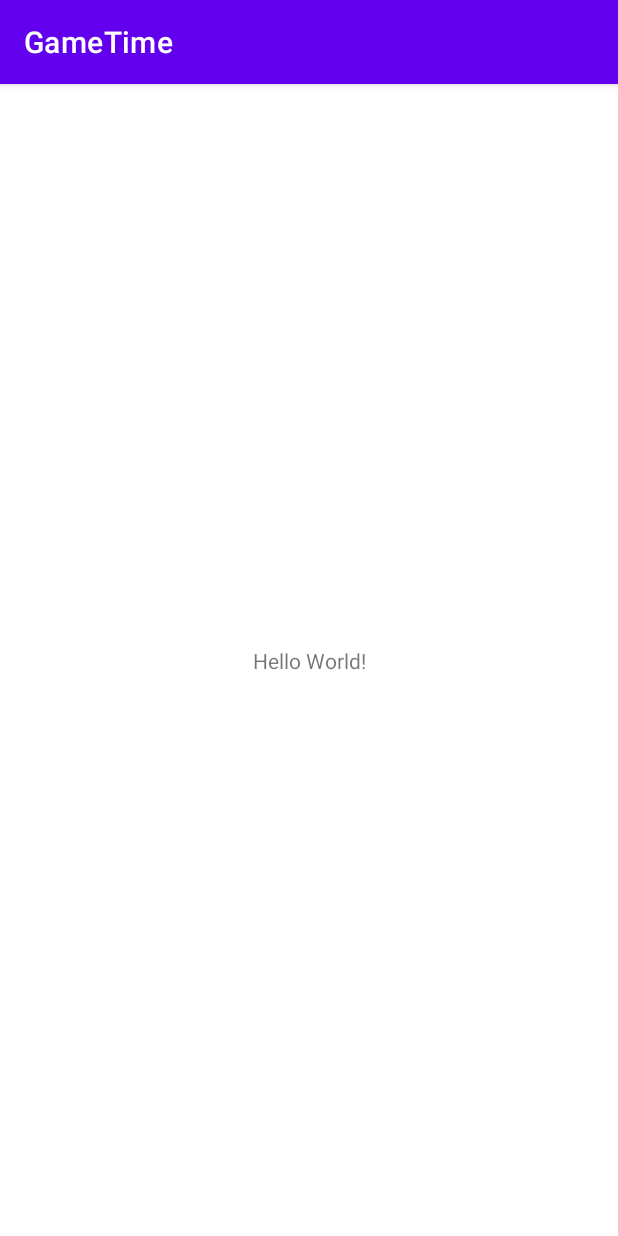
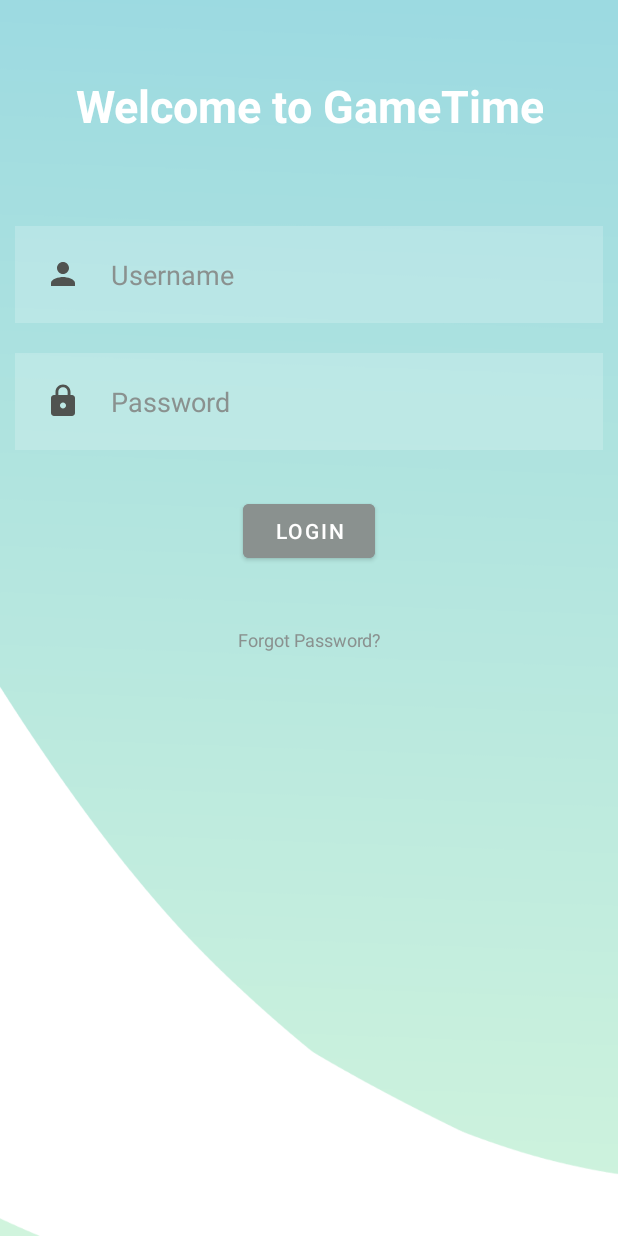
Before and after one commit to CodeMakesMeHowell/GameTime, an Android app: the screen it shows after launch (MainActivity), on a phone screen of 412 x 824 dp. Run offline under Robolectric (Android 15) with nearby library versions, the phone set to English and light mode, and no system bars.

Commit message:
Added layout for login page -Anna

```diff
--- a/app/src/main/java/com/example/gametime/MainActivity.java
+++ b/app/src/main/java/com/example/gametime/MainActivity.java
@@ -3,6 +3,11 @@ package com.example.gametime;
 import androidx.appcompat.app.AppCompatActivity;
 
 import android.os.Bundle;
+import android.view.View;
+import android.widget.TextView;
+import android.widget.Toast;
+
+import com.google.android.material.button.MaterialButton;
 
 public class MainActivity extends AppCompatActivity {
 
@@ -10,5 +15,25 @@ public class MainActivity extends AppCompatActivity {
     protected void onCreate(Bundle savedInstanceState) {
         super.onCreate(savedInstanceState);
         setContentView(R.layout.activity_main);
+
+        TextView username = (TextView) findViewById(R.id.username);
+        TextView password = (TextView) findViewById(R.id.password);
+
+        MaterialButton loginbtn = (MaterialButton) findViewById(R.id.loginbtn);
+
+        //purely checking if textboxes are working and can save data from them
+        //admin and admin is the username/password
+
+        loginbtn.setOnClickListener(new View.OnClickListener() {
+            @Override
+            public void onClick(View v) {
+                if (username.getText().toString().equals("admin") && password.getText().toString().equals("admin"))
+                {
+                    Toast.makeText(MainActivity.this, "LOGIN SUCCESSFUL", Toast.LENGTH_SHORT).show();
+                }else{
+                    Toast.makeText(MainActivity.this, "LOGIN FAILED !!!", Toast.LENGTH_SHORT).show();
+                }
+            }
+        });
     }
 }
--- /dev/null
+++ b/app/src/main/res/drawable/ic_baseline_lock_24.xml
@@ -0,0 +1,5 @@
+<vector android:height="24dp" android:tint="#505350"
+    android:viewportHeight="24" android:viewportWidth="24"
+    android:width="24dp" xmlns:android="http://schemas.android.com/apk/res/android">
+    <path android:fillColor="@android:color/white" android:pathData="M18,8h-1L17,6c0,-2.76 -2.24,-5 -5,-5S7,3.24 7,6v2L6,8c-1.1,0 -2,0.9 -2,2v10c0,1.1 0.9,2 2,2h12c1.1,0 2,-0.9 2,-2L20,10c0,-1.1 -0.9,-2 -2,-2zM12,17c-1.1,0 -2,-0.9 -2,-2s0.9,-2 2,-2 2,0.9 2,2 -0.9,2 -2,2zM15.1,8L8.9,8L8.9,6c0,-1.71 1.39,-3.1 3.1,-3.1 1.71,0 3.1,1.39 3.1,3.1v2z"/>
+</vector>
--- /dev/null
+++ b/app/src/main/res/drawable/ic_baseline_person_24.xml
@@ -0,0 +1,5 @@
+<vector android:height="24dp" android:tint="#505350"
+    android:viewportHeight="24" android:viewportWidth="24"
+    android:width="24dp" xmlns:android="http://schemas.android.com/apk/res/android">
+    <path android:fillColor="@android:color/white" android:pathData="M12,12c2.21,0 4,-1.79 4,-4s-1.79,-4 -4,-4 -4,1.79 -4,4 1.79,4 4,4zM12,14c-2.67,0 -8,1.34 -8,4v2h16v-2c0,-2.66 -5.33,-4 -8,-4z"/>
+</vector>
--- a/app/src/main/res/layout/activity_main.xml
+++ b/app/src/main/res/layout/activity_main.xml
@@ -1,18 +1,79 @@
 <?xml version="1.0" encoding="utf-8"?>
-<androidx.constraintlayout.widget.ConstraintLayout xmlns:android="http://schemas.android.com/apk/res/android"
+<RelativeLayout xmlns:android="http://schemas.android.com/apk/res/android"
     xmlns:app="http://schemas.android.com/apk/res-auto"
     xmlns:tools="http://schemas.android.com/tools"
     android:layout_width="match_parent"
     android:layout_height="match_parent"
+    android:background="@drawable/background"
     tools:context=".MainActivity">
 
     <TextView
+        android:layout_width="match_parent"
+        android:layout_height="wrap_content"
+        android:text="@string/welcome_msg"
+        android:id="@+id/signin"
+        android:textColor="@color/white"
+        android:textSize="30sp"
+        android:textStyle="bold"
+        android:layout_margin="50dp"
+        android:gravity="center"/>
+
+    <EditText
+        android:inputType="text"
+        android:id="@+id/username"
+        android:layout_width="match_parent"
+        android:layout_height="wrap_content"
+        android:layout_below="@id/signin"
+        android:layout_centerHorizontal="true"
+        android:layout_marginStart="10dp"
+        android:layout_marginTop="10dp"
+        android:layout_marginEnd="10dp"
+        android:layout_marginBottom="10dp"
+        android:background="#30ffffff"
+        android:drawableLeft="@drawable/ic_baseline_person_24"
+        android:drawablePadding="20dp"
+        android:hint="@string/username"
+        android:padding="20dp"
+        android:textColor="@color/black"
+        android:textColorHint="#8A918F" />
+
+    <EditText
+        android:inputType="textPassword"
+        android:background="#30ffffff"
+        android:drawableLeft="@drawable/ic_baseline_lock_24"
+        android:drawablePadding="20dp"
+        android:hint="@string/password"
+        android:id="@+id/password"
+        android:layout_below="@id/username"
+        android:layout_centerHorizontal="true"
+        android:layout_height="wrap_content"
+        android:layout_margin="10dp"
+        android:layout_marginTop="42dp"
+        android:layout_width="match_parent"
+        android:padding="20dp"
+        android:textColor="@color/black"
+        android:textColorHint="#8A918F" />
+
+    <com.google.android.material.button.MaterialButton
         android:layout_width="wrap_content"
         android:layout_height="wrap_content"
-        android:text="Hello World!"
-        app:layout_constraintBottom_toBottomOf="parent"
-        app:layout_constraintEnd_toEndOf="parent"
-        app:layout_constraintStart_toStartOf="parent"
-        app:layout_constraintTop_toTopOf="parent" />
+        android:id="@+id/loginbtn"
+        android:layout_below="@id/password"
+        android:text="@string/login"
+        android:backgroundTint="#8A918F"
+        android:layout_centerHorizontal="true"
+        android:layout_margin="20dp"
+        />
 
-</androidx.constraintlayout.widget.ConstraintLayout>
+    <TextView
+        android:layout_width="match_parent"
+        android:layout_height="wrap_content"
+        android:text="@string/forgot_password"
+        android:id="@+id/forgotpass"
+        android:textColor="#8A918F"
+        android:textSize="12sp"
+        android:layout_below="@id/loginbtn"
+        android:layout_margin="20dp"
+        android:gravity="center"/>
+
+</RelativeLayout>
--- a/app/src/main/res/values-night/themes.xml
+++ b/app/src/main/res/values-night/themes.xml
@@ -1,6 +1,6 @@
 <resources xmlns:tools="http://schemas.android.com/tools">
     <!-- Base application theme. -->
-    <style name="Theme.GameTime" parent="Theme.MaterialComponents.DayNight.DarkActionBar">
+    <style name="Theme.GameTime" parent="Theme.MaterialComponents.DayNight.NoActionBar">
         <!-- Primary brand color. -->
         <item name="colorPrimary">@color/purple_200</item>
         <item name="colorPrimaryVariant">@color/purple_700</item>
--- a/app/src/main/res/values/strings.xml
+++ b/app/src/main/res/values/strings.xml
@@ -1,3 +1,8 @@
 <resources>
     <string name="app_name">GameTime</string>
+    <string name="welcome_msg">Welcome to GameTime</string>
+    <string name="username">Username</string>
+    <string name="password">Password</string>
+    <string name="forgot_password">Forgot Password?</string>
+    <string name="login">Login</string>
 </resources>
--- a/app/src/main/res/values/themes.xml
+++ b/app/src/main/res/values/themes.xml
@@ -1,6 +1,6 @@
 <resources xmlns:tools="http://schemas.android.com/tools">
     <!-- Base application theme. -->
-    <style name="Theme.GameTime" parent="Theme.MaterialComponents.DayNight.DarkActionBar">
+    <style name="Theme.GameTime" parent="Theme.MaterialComponents.DayNight.NoActionBar">
         <!-- Primary brand color. -->
         <item name="colorPrimary">@color/purple_500</item>
         <item name="colorPrimaryVariant">@color/purple_700</item>
```
Also changed, not shown: app/src/main/res/drawable/background.png (added).
